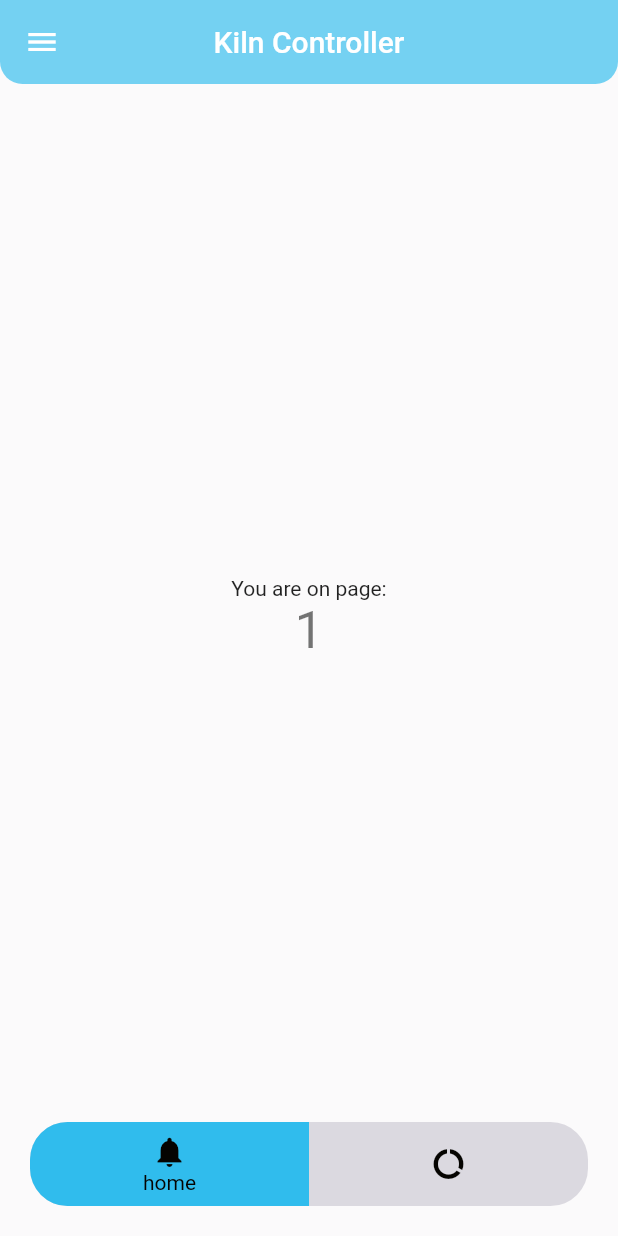
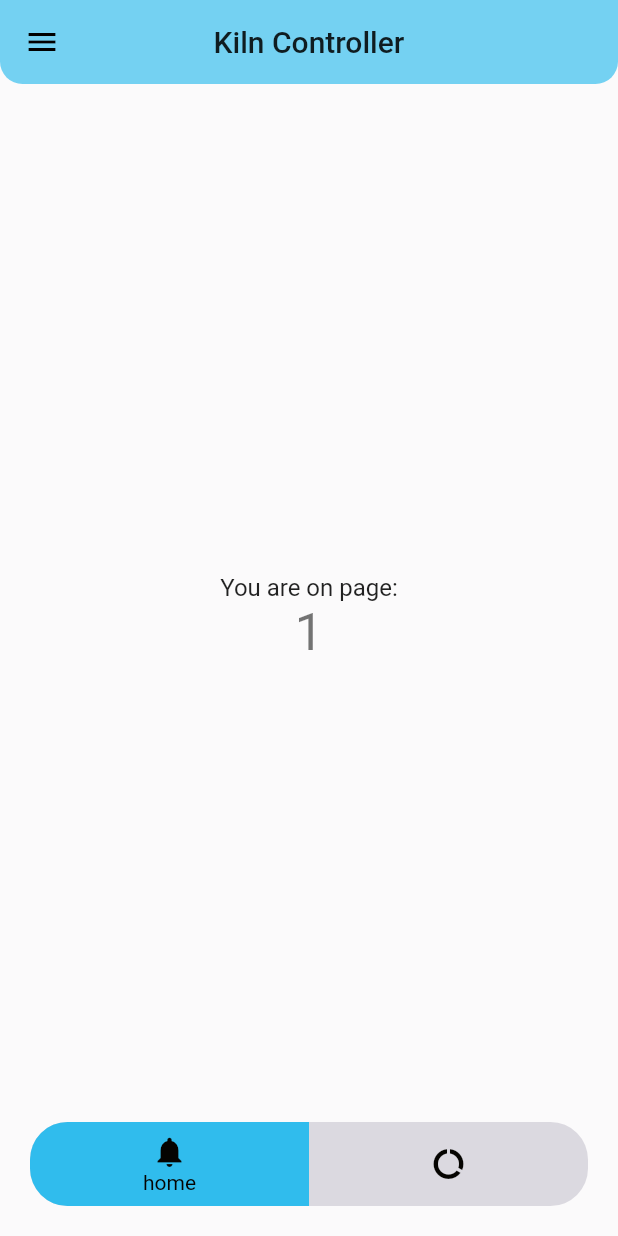
Before and after one commit to elliotnash/KilnController, a Flutter app: the screen it shows after launch, on a phone screen of 412 x 824 dp. Run offline on Flutter 3.47's test engine with Material 2 defaults, Android fonts, the phone set to English and light mode, and no system bars; drawn by our look-alikes of flutter_snake_navigationbar; our stand-ins replace google_fonts, vibration; Roboto replaces fonts that are missing (Dosis).

Commit message:
Move theming data, add dosis font

```diff
--- a/client/lib/kiln_colors.dart
+++ b/client/lib/kiln_colors.dart
@@ -1,4 +1,5 @@
 import 'package:flutter/material.dart';
+import 'package:google_fonts/google_fonts.dart';
 
 class KilnColors {
   // prevent initialization;
@@ -106,4 +107,41 @@ class KilnColors {
     },
   );
 
+  static final lightTheme = ThemeData(
+    fontFamily: GoogleFonts.dosis(fontWeight: FontWeight.w500).fontFamily,
+    textTheme: const TextTheme(
+      bodyText2: TextStyle(fontSize: 16),
+      headline6: TextStyle(fontSize: 25),
+    ),
+    primaryColor: KilnColors.cyan,
+    colorScheme: ColorScheme(
+      brightness: Brightness.light,
+      primary: KilnColors.cyan,
+      primaryVariant: KilnColors.cyan[900]!,
+      secondary: KilnColors.rhythm,
+      secondaryVariant: KilnColors.rhythm[900]!,
+      surface: KilnColors.gainsboro,
+      background: KilnColors.gainsboro[50]!,
+      error: KilnColors.orange,
+      onPrimary: KilnColors.black,
+      onSecondary: KilnColors.black,
+      onSurface: KilnColors.black,
+      onBackground: KilnColors.black,
+      onError: KilnColors.black,
+    ),
+  );
+
+  static final darkTheme = lightTheme.copyWith(
+    colorScheme: lightTheme.colorScheme.copyWith(
+      brightness: Brightness.dark,
+      surface: KilnColors.jet,
+      background: KilnColors.black,
+      onPrimary: KilnColors.gainsboro[50]!,
+      onSecondary: KilnColors.gainsboro[50]!,
+      onSurface: KilnColors.gainsboro[50]!,
+      onBackground: KilnColors.gainsboro[50]!,
+      onError: KilnColors.gainsboro[50]!,
+    ),
+  );
+
 }
--- a/client/lib/main.dart
+++ b/client/lib/main.dart
@@ -34,40 +34,8 @@ class MyApp extends StatelessWidget {
     // );
     return MaterialApp(
       title: kTitle,
-      theme: ThemeData(
-        colorScheme: ColorScheme(
-          brightness: Brightness.light,
-          primary: KilnColors.cyan,
-          primaryVariant: KilnColors.cyan[900]!,
-          secondary: KilnColors.rhythm,
-          secondaryVariant: KilnColors.rhythm[900]!,
-          surface: KilnColors.gainsboro,
-          background: KilnColors.gainsboro[50]!,
-          error: KilnColors.orange,
-          onPrimary: KilnColors.black,
-          onSecondary: KilnColors.black,
-          onSurface: KilnColors.black,
-          onBackground: KilnColors.black,
-          onError: KilnColors.black,
-        ),
-      ),
-      darkTheme: ThemeData(
-        colorScheme: ColorScheme(
-          brightness: Brightness.dark,
-          primary: KilnColors.cyan,
-          primaryVariant: KilnColors.cyan[900]!,
-          secondary: KilnColors.rhythm,
-          secondaryVariant: KilnColors.rhythm[900]!,
-          surface: KilnColors.jet,
-          background: KilnColors.black,
-          error: KilnColors.orange,
-          onPrimary: KilnColors.gainsboro[50]!,
-          onSecondary: KilnColors.gainsboro[50]!,
-          onSurface: KilnColors.gainsboro[50]!,
-          onBackground: KilnColors.gainsboro[50]!,
-          onError: KilnColors.gainsboro[50]!,
-        ),
-      ),
+      theme: KilnColors.lightTheme,
+      darkTheme: KilnColors.darkTheme,
       themeMode: ThemeMode.system,
       routes: {
         '/': (context) {
```
Also changed, not shown: client/pubspec.yaml (+7 -18 lines), client/pubspec.lock, 1 other file.
